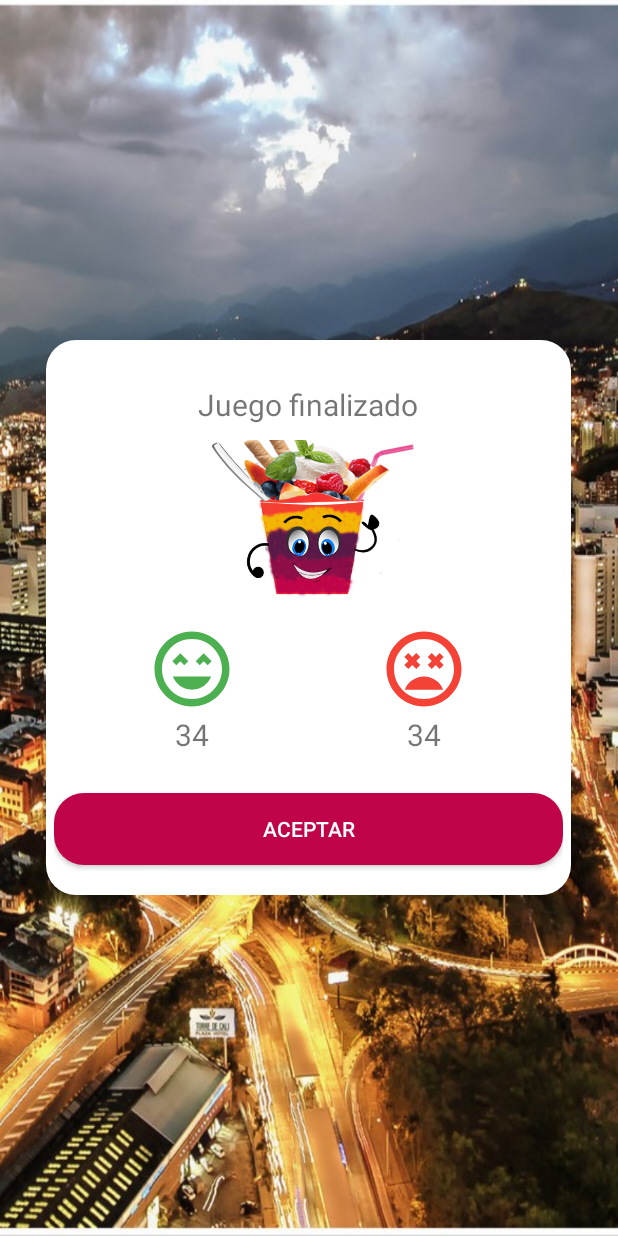
After one commit to soffarciniegas17/CaliApp, an Android app: the FinalJuego screen opened directly, with no data from a screen before it, on a phone screen of 412 x 824 dp. The commit adds this screen. Run offline under Robolectric (Android 15) with nearby library versions, the phone set to English and light mode, and no system bars.

Commit message:
Entrega 2

```diff
--- a/app/src/main/AndroidManifest.xml
+++ b/app/src/main/AndroidManifest.xml
@@ -9,7 +9,8 @@
         android:roundIcon="@mipmap/ic_launcher_round"
         android:supportsRtl="true"
         android:theme="@style/AppTheme">
-        <activity android:name=".Juego"></activity>
+        <activity android:name=".FinalJuego"></activity>
+        <activity android:name=".Juego" />
         <activity android:name=".Menu" />
         <activity android:name=".MainActivity">
             <intent-filter>
--- /dev/null
+++ b/app/src/main/java/com/caliatumano/FinalJuego.java
@@ -0,0 +1,27 @@
+package com.caliatumano;
+
+import android.content.Intent;
+import android.support.v7.app.AppCompatActivity;
+import android.os.Bundle;
+import android.view.View;
+import android.widget.TextView;
+
+public class FinalJuego extends AppCompatActivity {
+
+    TextView txt_titulo, txt_buenas, txt_malas;
+    Bundle extras;
+
+    @Override
+    protected void onCreate(Bundle savedInstanceState) {
+        super.onCreate(savedInstanceState);
+        setContentView(R.layout.activity_final_juego);
+        extras = getIntent().getExtras();
+
+        txt_titulo = findViewById(R.id.txt_main);
+    }
+
+
+    public void finalJuego(View v){
+        startActivity(new Intent(this, Menu.class));
+    }
+}
--- /dev/null
+++ b/app/src/main/res/drawable/ic_buena.xml
@@ -0,0 +1,5 @@
+<vector android:height="24dp" android:tint="#4CAF50"
+    android:viewportHeight="24.0" android:viewportWidth="24.0"
+    android:width="24dp" xmlns:android="http://schemas.android.com/apk/res/android">
+    <path android:fillColor="#FF000000" android:pathData="M11.99,2C6.47,2 2,6.47 2,12s4.47,10 9.99,10S22,17.53 22,12 17.52,2 11.99,2zM12,20c-4.42,0 -8,-3.58 -8,-8s3.58,-8 8,-8 8,3.58 8,8 -3.58,8 -8,8zM13,9.94L14.06,11l1.06,-1.06L16.18,11l1.06,-1.06 -2.12,-2.12zM8.88,9.94L9.94,11 11,9.94 8.88,7.82 6.76,9.94 7.82,11zM12,17.5c2.33,0 4.31,-1.46 5.11,-3.5L6.89,14c0.8,2.04 2.78,3.5 5.11,3.5z"/>
+</vector>
--- /dev/null
+++ b/app/src/main/res/drawable/ic_mala.xml
@@ -0,0 +1,5 @@
+<vector android:height="24dp" android:tint="#F44336"
+    android:viewportHeight="24.0" android:viewportWidth="24.0"
+    android:width="24dp" xmlns:android="http://schemas.android.com/apk/res/android">
+    <path android:fillColor="#FF000000" android:pathData="M11.99,2C6.47,2 2,6.47 2,12s4.47,10 9.99,10S22,17.53 22,12 17.52,2 11.99,2zM12,20c-4.42,0 -8,-3.58 -8,-8s3.58,-8 8,-8 8,3.58 8,8 -3.58,8 -8,8zM16.18,7.76l-1.06,1.06 -1.06,-1.06L13,8.82l1.06,1.06L13,10.94 14.06,12l1.06,-1.06L16.18,12l1.06,-1.06 -1.06,-1.06 1.06,-1.06zM7.82,12l1.06,-1.06L9.94,12 11,10.94 9.94,9.88 11,8.82 9.94,7.76 8.88,8.82 7.82,7.76 6.76,8.82l1.06,1.06 -1.06,1.06zM12,14c-2.33,0 -4.31,1.46 -5.11,3.5h10.22c-0.8,-2.04 -2.78,-3.5 -5.11,-3.5z"/>
+</vector>
--- /dev/null
+++ b/app/src/main/res/layout/activity_final_juego.xml
@@ -0,0 +1,102 @@
+<?xml version="1.0" encoding="utf-8"?>
+<LinearLayout xmlns:android="http://schemas.android.com/apk/res/android"
+    xmlns:app="http://schemas.android.com/apk/res-auto"
+    xmlns:tools="http://schemas.android.com/tools"
+    android:layout_width="match_parent"
+    android:layout_height="match_parent"
+    android:gravity="center"
+    android:background="@drawable/img5"
+    tools:context=".FinalJuego">
+
+    <LinearLayout
+        android:orientation="vertical"
+        android:layout_width="350dp"
+        android:layout_gravity="center"
+        android:background="@drawable/dialog_base"
+        android:gravity="center"
+        android:padding="5dp"
+        android:layout_height="370dp">
+
+
+        <TextView
+            android:id="@+id/txt_main"
+            android:layout_width="wrap_content"
+            android:layout_height="wrap_content"
+            android:padding="10dp"
+            android:text="Juego finalizado"
+            android:textSize="20sp" />
+
+        <ImageView
+            android:id="@+id/img_main"
+            android:layout_width="186dp"
+            android:layout_height="107dp"
+            android:src="@drawable/choladin" />
+
+        <LinearLayout
+            android:gravity="center"
+            android:layout_width="match_parent"
+            android:padding="15dp"
+            android:weightSum="2"
+            android:layout_height="wrap_content"
+            android:orientation="horizontal">
+
+            <LinearLayout
+                android:gravity="center"
+                android:layout_weight="1"
+                android:layout_width="0dp"
+                android:layout_height="wrap_content"
+                android:orientation="vertical">
+
+                <ImageView
+                    android:background="@drawable/ic_buena"
+                    android:layout_width="60dp"
+                    android:layout_height="60dp" />
+
+
+                <TextView
+                    android:text="34"
+                    android:textSize="20sp"
+                    android:id="@+id/txt_buena"
+                    android:layout_width="wrap_content"
+                    android:layout_height="wrap_content" />
+
+            </LinearLayout>
+
+            <LinearLayout
+                android:gravity="center"
+                android:layout_width="0dp"
+                android:layout_weight="1"
+                android:layout_height="wrap_content"
+                android:orientation="vertical">
+
+                <ImageView
+                    android:background="@drawable/ic_mala"
+                    android:layout_width="60dp"
+                    android:layout_height="60dp" />
+                <TextView
+                    android:text="34"
+                    android:textSize="20sp"
+                    android:id="@+id/txt_mala"
+                    android:layout_width="wrap_content"
+                    android:layout_height="wrap_content" />
+
+
+            </LinearLayout>
+
+        </LinearLayout>
+
+        <Button
+            android:onClick="finalJuego"
+            android:layout_marginTop="10dp"
+            android:id="@+id/btn_main"
+            android:padding="10dp"
+            android:layout_width="match_parent"
+            android:layout_height="wrap_content"
+            android:text="Aceptar"
+            android:textColor="#ffff"
+            android:background="@drawable/btn_base"/>
+
+
+    </LinearLayout>
+
+</LinearLayout>
--- a/app/src/main/res/values/colors.xml
+++ b/app/src/main/res/values/colors.xml
@@ -5,4 +5,6 @@
     <color name="colorAccent">#F2B705</color>
 
     <color name="transparent">#9C797878</color>
+
+    <color name="sd">#F44336</color>
 </resources>
```
Also changed, not shown: app/src/main/java/com/caliatumano/Juego.java (+84 -10 lines), app/src/main/res/layout/activity_juego.xml (+8 -0 lines), app/src/main/res/layout/dialog.xml (+5 -6 lines).
